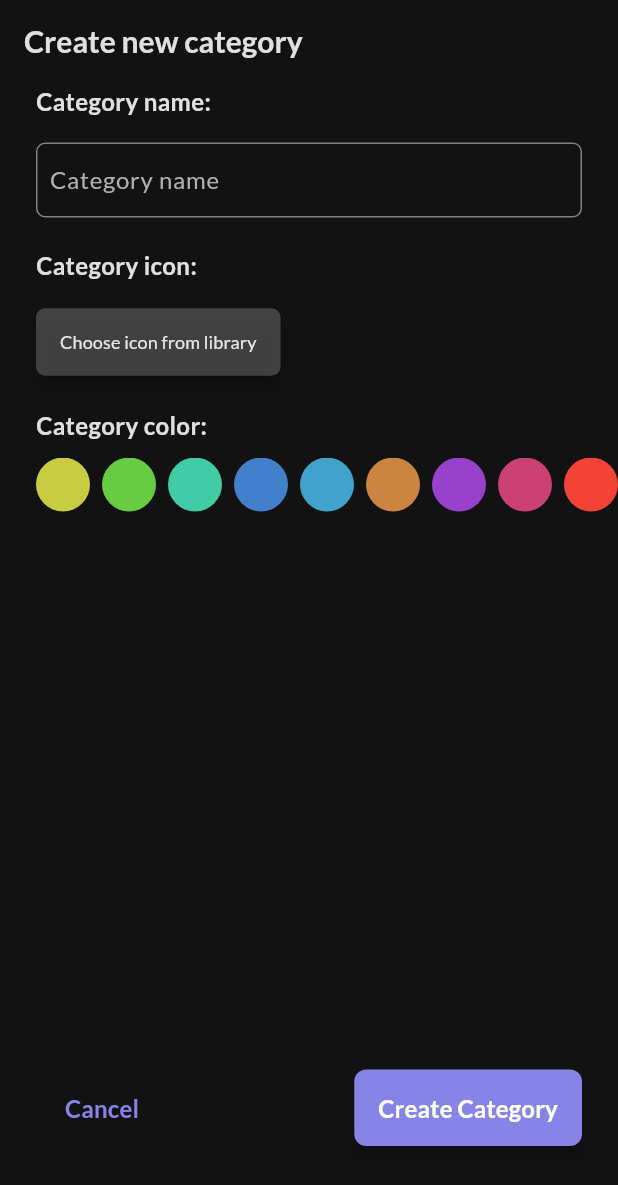
After one commit to nguyenquan12/todo_list_app, a Flutter app: the CreateOrEditCategory screen opened directly, on a phone screen of 412 x 824 dp. The commit adds this screen. Shown: the top 1185 px of the screen. Run offline on Flutter 3.47's test engine with Material 3 defaults, Android fonts, the phone set to English and light mode, and no system bars; drawn by our look-alikes of nb_utils; our stand-ins replace easy_localization, google_fonts.

Commit message:
add category screen

```diff
--- a/assets/translations/en.json
+++ b/assets/translations/en.json
@@ -1,4 +1,13 @@
 {
+    "common_cancel": "Cancel",
     "welcome_title": "Welcome to Uptodo",
-    "welcome_desc": "Please login to your account or create a new account to continue."
+    "welcome_desc": "Please login to your account or create a new account to continue.",
+    "create_category_page_title": "Create new category",
+    "create_category_form_category_name_label": "Category name:",
+    "create_category_form_category_name_placeholder": "Category name",
+    "create_category_form_category_icon_label": "Category icon:",
+    "create_category_form_category_icon_placeholder": "Choose icon from library",
+    "create_category_form_category_background_color_label": "Category color:",
+    "create_category_create_button": "Create category"
+
 }
--- a/assets/translations/vi.json
+++ b/assets/translations/vi.json
@@ -1,4 +1,12 @@
 {
+    "common_cancel": "Cancel",
     "welcome_title": "Chào mừng đến với Uptodo",
-    "welcome_desc": "Vui lòng đăng nhập vào tài khoản của bạn hoặc tạo tài khoản mới để tiếp tục."
+    "welcome_desc": "Vui lòng đăng nhập vào tài khoản của bạn hoặc tạo tài khoản mới để tiếp tục.",
+    "create_category_page_title": "Create new category",
+    "create_category_form_category_name_label": "Category name:",
+    "create_category_form_category_name_placeholder": "Category name",
+    "create_category_form_category_icon_label": "Category icon:",
+    "create_category_form_category_icon_placeholder": "Choose icon from library",
+    "create_category_form_category_background_color_label": "Category color:",
+    "create_category_create_button": "Create category"
 }
--- a/lib/components/my_text_form_field.dart
+++ b/lib/components/my_text_form_field.dart
@@ -57,7 +57,7 @@ class _MyTextFormFieldState extends State<MyTextFormField> {
           padding: EdgeInsets.symmetric(horizontal: 8),
           decoration: BoxDecoration(
             border: Border.all(color: grey),
-            borderRadius: BorderRadius.circular(8),
+            borderRadius: BorderRadius.circular(6),
           ),
           child: AppTextField(
             keyboardType: widget.keyboardType ?? TextInputType.name,
@@ -72,7 +72,8 @@ class _MyTextFormFieldState extends State<MyTextFormField> {
             textFieldType: widget.textFieldType,
             // Xác định hành động của phím "Enter" trên bàn phím ảo.
             textInputAction: widget.textInputAction ?? TextInputAction.next,
-            textStyle: boldTextStyle(),
+            textStyle: secondaryTextStyle(
+                color: Color(0xFFAFAFAF), size: 16, fontFamily: 'Lato'),
             onChanged: (value) {
               checkText = value; // Cập nhật biến kiểm tra khi có thay đổi
               setState(() {});
@@ -84,10 +85,8 @@ class _MyTextFormFieldState extends State<MyTextFormField> {
             decoration: InputDecoration(
               border: InputBorder.none,
               hintText: widget.label,
-              hintStyle: boldTextStyle(
-                  color: grey.withValues(alpha: 0.6),
-                  size: 16,
-                  fontFamily: 'Lato'),
+              hintStyle: secondaryTextStyle(
+                  color: Color(0xFFAFAFAF), size: 16, fontFamily: 'Lato'),
             ),
           ),
         )
--- a/lib/main.dart
+++ b/lib/main.dart
@@ -1,7 +1,7 @@
 import 'package:easy_localization/easy_localization.dart';
 import 'package:flutter/material.dart';
 import 'package:google_fonts/google_fonts.dart';
-import 'package:todo_list_app/ui/intro/start_screen/welcome_screen.dart';
+import 'package:todo_list_app/ui/intro/onboarding/splash_screen.dart';
 
 void main() async {
   WidgetsFlutterBinding.ensureInitialized();
@@ -32,7 +32,7 @@ class MyApp extends StatelessWidget {
       localizationsDelegates: context.localizationDelegates,
       locale: context.locale,
       supportedLocales: context.supportedLocales,
-      home: const WelcomeScreen(),
+      home: const SplashScreen(),
       debugShowCheckedModeBanner: false,
     );
   }
--- /dev/null
+++ b/lib/ui/category/create_or_edit_category.dart
@@ -0,0 +1,199 @@
+import 'package:easy_localization/easy_localization.dart';
+import 'package:flutter/material.dart';
+import 'package:nb_utils/nb_utils.dart';
+import 'package:todo_list_app/components/my_text_form_field.dart';
+import 'package:todo_list_app/extensions/colors.dart';
+
+class CreateOrEditCategory extends StatefulWidget {
+  const CreateOrEditCategory({super.key});
+
+  @override
+  State<CreateOrEditCategory> createState() => _CreateOrEditCategoryState();
+}
+
+class _CreateOrEditCategoryState extends State<CreateOrEditCategory> {
+  final _nameCategoryTextController = TextEditingController();
+  final List<Color> _colorDataSource = [];
+  Color? colorSelected;
+
+  @override
+  void initState() {
+    super.initState();
+
+    _colorDataSource.addAll([
+      Color(0xFFC9CC41),
+      Color(0xFF66CC41),
+      Color(0xFF41CCA7),
+      Color(0xFF4181CC),
+      Color(0xFF41A2CC),
+      Color(0xFFCC8441),
+      Color(0xFF9741CC),
+      Color(0xFFCC4173),
+      Colors.red,
+      Colors.green,
+      Colors.blue,
+      Colors.yellow,
+      Colors.purple,
+      Colors.orange,
+      Colors.brown,
+      Colors.grey,
+      Colors.teal,
+      Colors.cyan,
+    ]);
+  }
+
+  @override
+  Widget build(BuildContext context) {
+    return Scaffold(
+      backgroundColor: backgroundColor,
+      appBar: AppBar(
+        backgroundColor: Colors.transparent,
+        automaticallyImplyLeading: false,
+        title: Text(
+          "create_category_page_title".tr(),
+          style: boldTextStyle(size: 20, color: white.withValues(alpha: 0.87)),
+        ),
+      ),
+      body: _buildBodyPageScreen(context),
+    );
+  }
+
+  Widget _buildBodyPageScreen(BuildContext context) {
+    return Column(
+      children: [
+        _buildCategoryNameField(),
+        _buildCategoryChooseIconField(context),
+        _buildCategoryChooseBackgroundColorField(context),
+        Spacer(),
+        _buildOnboardingNCancelAndCreateButton()
+      ],
+    );
+  }
+
+  Widget _buildCategoryNameField() {
+    return Padding(
+      padding: const EdgeInsets.symmetric(horizontal: 24),
+      child: Column(
+        crossAxisAlignment: CrossAxisAlignment.start,
+        children: [
+          _buildFieldTitle("create_category_form_category_name_label".tr()),
+          16.height,
+          MyTextFormField(
+            label: "create_category_form_category_name_placeholder".tr(),
+            textFieldType: TextFieldType.NAME,
+            textEditingController: _nameCategoryTextController,
+          )
+        ],
+      ),
+    );
+  }
+
+  Widget _buildCategoryChooseIconField(BuildContext context) {
+    return Container(
+      width: context.width() - 48,
+      padding: const EdgeInsets.symmetric(vertical: 20),
+      child: Column(
+        crossAxisAlignment: CrossAxisAlignment.start,
+        children: [
+          _buildFieldTitle("create_category_form_category_icon_label".tr()),
+          16.height,
+          AppButton(
+            text: "create_category_form_category_icon_placeholder".tr(),
+            textStyle: secondaryTextStyle(
+              size: 12,
+              color: white.withValues(alpha: 0.87),
+            ),
+            color: white.withValues(alpha: 0.21),
+            shapeBorder: RoundedRectangleBorder(
+              borderRadius: BorderRadius.circular(6),
+            ),
+            onTap: () {},
+          ),
+        ],
+      ),
+    );
+  }
+
+  Widget _buildCategoryChooseBackgroundColorField(BuildContext context) {
+    return Container(
+      padding: const EdgeInsets.only(left: 24),
+      child: Column(
+        crossAxisAlignment: CrossAxisAlignment.start,
+        children: [
+          _buildFieldTitle(
+              "create_category_form_category_background_color_label".tr()),
+          Container(
+            margin: EdgeInsets.only(top: 10),
+            height: 36,
+            width: double.infinity,
+            child: ListView.builder(
+              itemCount: _colorDataSource.length,
+              scrollDirection: Axis.horizontal,
+              itemBuilder: (context, index) {
+                final color = _colorDataSource[index];
+                final isSelected = colorSelected == color;
+                return GestureDetector(
+                  onTap: () {
+                    print("choose color in index: $index");
+                    setState(() {
+                      colorSelected = color;
+                    });
+                  },
+                  child: Container(
+                    margin: const EdgeInsets.only(right: 8),
+                    width: 36,
+                    height: 36,
+                    decoration: BoxDecoration(
+                      color: color,
+                      borderRadius: BorderRadius.circular(36 / 2),
+                    ),
+                    child: isSelected
+                        ? Icon(
+                            Icons.check,
+                            color: white,
+                            size: 22,
+                          ).center()
+                        : null,
+                  ),
+                );
+              },
+            ),
+          )
+        ],
+      ),
+    );
+  }
+
+  Widget _buildFieldTitle(String titleLabel) {
+    return Text(
+      titleLabel,
+      style: boldTextStyle(size: 16, color: white.withValues(alpha: 0.87)),
+    );
+  }
+
+  Widget _buildOnboardingNCancelAndCreateButton() {
+    return Padding(
+      padding: const EdgeInsets.only(left: 24, right: 24, bottom: 60),
+      child: Row(
+        mainAxisAlignment: MainAxisAlignment.spaceBetween,
+        children: [
+          // Cancel
+          AppButton(
+            text: 'Cancel',
+            color: Colors.transparent,
+            textColor: primaryButtonColor,
+            elevation: 0,
+            onTap: () {},
+          ),
+          // Create Category
+          AppButton(
+            text: 'Create Category',
+            textColor: white,
+            color: primaryButtonColor,
+            onTap: () {},
+          ),
+        ],
+      ),
+    );
+  }
+}
--- a/lib/ui/home/home_page.dart
+++ b/lib/ui/home/home_page.dart
@@ -1,6 +1,7 @@
 import 'package:flutter/material.dart';
 import 'package:nb_utils/nb_utils.dart';
 import 'package:todo_list_app/extensions/colors.dart';
+import 'package:todo_list_app/ui/category/create_or_edit_category.dart';
 import 'package:todo_list_app/utils/constrants.dart';
 
 class HomePage extends StatefulWidget {
@@ -20,7 +21,7 @@ class _HomePageState extends State<HomePage> {
 
     _pages = [
       Container(
-        color: greenColor,
+        color: blueColor,
       ),
       Container(
         color: redColor,
@@ -78,7 +79,9 @@ class _HomePageState extends State<HomePage> {
       ),
       body: _pages[_currentIndex],
       floatingActionButton: FloatingActionButton(
-        onPressed: () {},
+        onPressed: () {
+          CreateOrEditCategory().launch(context);
+        },
         backgroundColor: primaryButtonColor,
         elevation: 2,
         shape: RoundedRectangleBorder(
```
